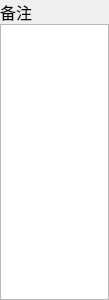
Old version of the form remark_widget.ui in the repository yukuan1991/VSM.
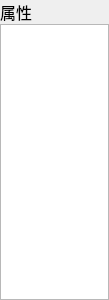
New version of the form.

Patch:
```diff
--- a/remark_widget.ui
+++ b/remark_widget.ui
@@ -38,7 +38,7 @@
       </font>
      </property>
      <property name="text">
-      <string>备注</string>
+      <string>属性</string>
      </property>
     </widget>
    </item>
```
